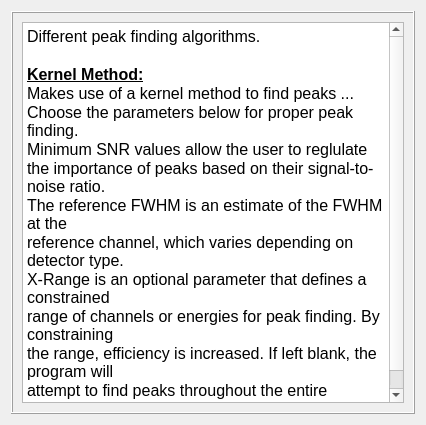
The window that nasagamma/win_peak_find_info.ui (mauricioAyllon/NASA-gamma) describes before a commit, drawn with Qt 5.
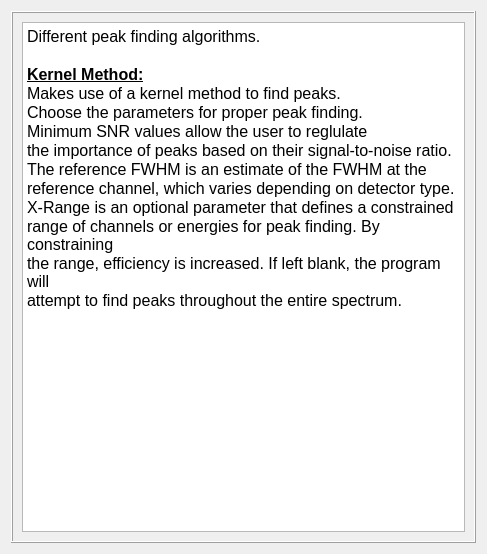
The same window after the commit.

What changed in the file:
```diff
--- a/nasagamma/win_peak_find_info.ui
+++ b/nasagamma/win_peak_find_info.ui
@@ -6,8 +6,8 @@
    <rect>
     <x>0</x>
     <y>0</y>
-    <width>426</width>
-    <height>425</height>
+    <width>487</width>
+    <height>554</height>
    </rect>
   </property>
   <property name="windowTitle">
@@ -29,12 +29,12 @@
          <string>&lt;!DOCTYPE HTML PUBLIC &quot;-//W3C//DTD HTML 4.0//EN&quot; &quot;http://www.w3.org/TR/REC-html40/strict.dtd&quot;&gt;
 &lt;html&gt;&lt;head&gt;&lt;meta name=&quot;qrichtext&quot; content=&quot;1&quot; /&gt;&lt;style type=&quot;text/css&quot;&gt;
 p, li { white-space: pre-wrap; }
-&lt;/style&gt;&lt;/head&gt;&lt;body style=&quot; font-family:'MS Shell Dlg 2'; font-size:9.6pt; font-weight:400; font-style:normal;&quot;&gt;
+&lt;/style&gt;&lt;/head&gt;&lt;body style=&quot; font-family:'MS Shell Dlg 2'; font-size:7.8pt; font-weight:400; font-style:normal;&quot;&gt;
 &lt;p style=&quot; margin-top:0px; margin-bottom:0px; margin-left:0px; margin-right:0px; -qt-block-indent:0; text-indent:0px;&quot;&gt;&lt;span style=&quot; font-size:12pt;&quot;&gt;Different peak finding algorithms.&lt;/span&gt;&lt;/p&gt;
 &lt;p style=&quot;-qt-paragraph-type:empty; margin-top:0px; margin-bottom:0px; margin-left:0px; margin-right:0px; -qt-block-indent:0; text-indent:0px; font-size:12pt;&quot;&gt;&lt;br /&gt;&lt;/p&gt;
 &lt;p style=&quot; margin-top:0px; margin-bottom:0px; margin-left:0px; margin-right:0px; -qt-block-indent:0; text-indent:0px;&quot;&gt;&lt;span style=&quot; font-size:12pt; font-weight:600; text-decoration: underline;&quot;&gt;Kernel Method:&lt;/span&gt;&lt;/p&gt;
-&lt;p style=&quot; margin-top:0px; margin-bottom:0px; margin-left:0px; margin-right:0px; -qt-block-indent:0; text-indent:0px;&quot;&gt;&lt;span style=&quot; font-size:12pt;&quot;&gt;Makes use of a kernel method to find peaks ...&lt;/span&gt;&lt;/p&gt;
-&lt;p style=&quot; margin-top:0px; margin-bottom:0px; margin-left:0px; margin-right:0px; -qt-block-indent:0; text-indent:0px;&quot;&gt;&lt;span style=&quot; font-size:12pt; color:#000000;&quot;&gt;Choose the parameters below for proper peak finding.&lt;/span&gt;&lt;/p&gt;
+&lt;p style=&quot; margin-top:0px; margin-bottom:0px; margin-left:0px; margin-right:0px; -qt-block-indent:0; text-indent:0px;&quot;&gt;&lt;span style=&quot; font-size:12pt;&quot;&gt;Makes use of a kernel method to find peaks.&lt;/span&gt;&lt;/p&gt;
+&lt;p style=&quot; margin-top:0px; margin-bottom:0px; margin-left:0px; margin-right:0px; -qt-block-indent:0; text-indent:0px;&quot;&gt;&lt;span style=&quot; font-size:12pt; color:#000000;&quot;&gt;Choose the parameters for proper peak finding.&lt;/span&gt;&lt;/p&gt;
 &lt;p style=&quot; margin-top:0px; margin-bottom:0px; margin-left:0px; margin-right:0px; -qt-block-indent:0; text-indent:0px;&quot;&gt;&lt;span style=&quot; font-size:12pt; color:#000000;&quot;&gt;Minimum SNR values allow the user to reglulate&lt;/span&gt;&lt;/p&gt;
 &lt;p style=&quot; margin-top:0px; margin-bottom:0px; margin-left:0px; margin-right:0px; -qt-block-indent:0; text-indent:0px;&quot;&gt;&lt;span style=&quot; font-size:12pt; color:#000000;&quot;&gt;the importance of peaks based on their signal-to-noise ratio. &lt;/span&gt;&lt;/p&gt;
 &lt;p style=&quot; margin-top:0px; margin-bottom:0px; margin-left:0px; margin-right:0px; -qt-block-indent:0; text-indent:0px;&quot;&gt;&lt;span style=&quot; font-size:12pt; color:#000000;&quot;&gt;The reference FWHM is an estimate of the FWHM at the&lt;/span&gt;&lt;/p&gt;
```
